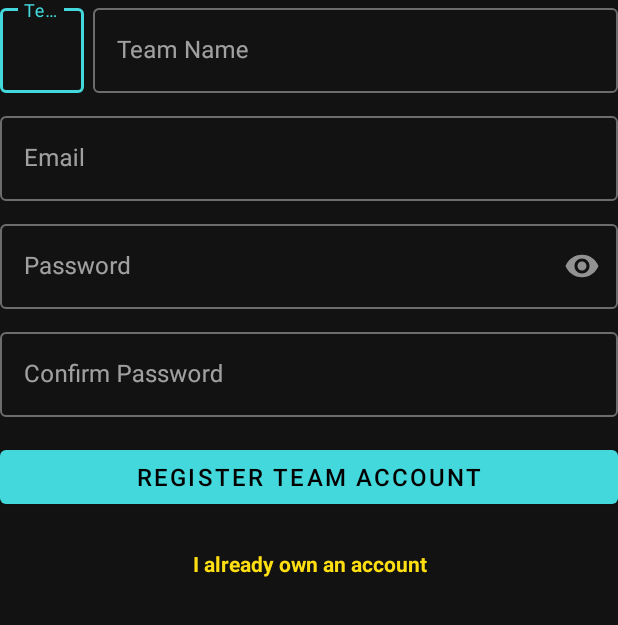
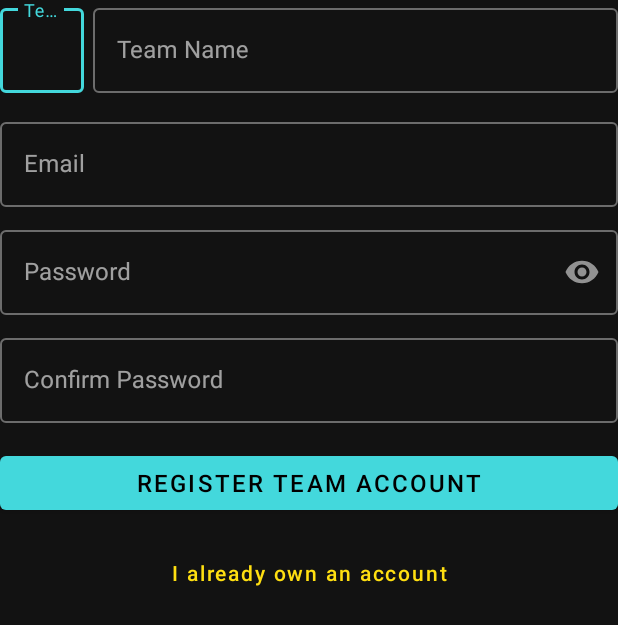
Before and after one commit to gear-maniacs-team/FTC-Scouting, an Android app: the fragment RegisterFragment shown on its own in the app's theme, on a phone screen of 412 x 824 dp. Shown: the top 625 px of the screen. Run offline under Robolectric (Android 15) with nearby library versions, the phone set to English and light mode, and no system bars; 1 statement that could not run was skipped.

Commit message:
Minor tweaks and code changes

```diff
--- a/app/src/main/java/net/gearmaniacs/ftcscouting/ui/fragment/LoginFragment.kt
+++ b/app/src/main/java/net/gearmaniacs/ftcscouting/ui/fragment/LoginFragment.kt
@@ -4,8 +4,8 @@ import android.os.Bundle
 import android.view.View
 import androidx.fragment.app.Fragment
 import kotlinx.android.synthetic.main.fragment_login.view.*
+import net.gearmaniacs.core.extensions.isValidEmail
 import net.gearmaniacs.ftcscouting.R
-import net.gearmaniacs.core.extensions.isValidEmail
 import net.gearmaniacs.ftcscouting.utils.LoginCallback
 
 class LoginFragment : Fragment(R.layout.fragment_login) {
@@ -31,7 +31,7 @@ class LoginFragment : Fragment(R.layout.fragment_login) {
                 loginCallback?.onLogin(email, password)
         }
 
-        view.tv_no_account.setOnClickListener {
+        view.btn_no_account.setOnClickListener {
             loginCallback?.switchFragment()
         }
     }
--- a/app/src/main/java/net/gearmaniacs/ftcscouting/ui/fragment/RegisterFragment.kt
+++ b/app/src/main/java/net/gearmaniacs/ftcscouting/ui/fragment/RegisterFragment.kt
@@ -4,10 +4,10 @@ import android.os.Bundle
 import android.view.View
 import androidx.fragment.app.Fragment
 import kotlinx.android.synthetic.main.fragment_register.view.*
-import net.gearmaniacs.ftcscouting.R
-import net.gearmaniacs.core.model.User
 import net.gearmaniacs.core.extensions.getTextOrEmpty
 import net.gearmaniacs.core.extensions.isValidEmail
+import net.gearmaniacs.core.model.User
+import net.gearmaniacs.ftcscouting.R
 import net.gearmaniacs.ftcscouting.utils.LoginCallback
 
 class RegisterFragment : Fragment(R.layout.fragment_register) {
@@ -54,7 +54,7 @@ class RegisterFragment : Fragment(R.layout.fragment_register) {
             ) loginCallback?.onRegister(User(id.toInt(), name), email, password)
         }
 
-        view.tv_already_own_account.setOnClickListener {
+        view.btn_already_own_account.setOnClickListener {
             loginCallback?.switchFragment()
         }
     }
--- a/app/src/main/java/net/gearmaniacs/ftcscouting/viewmodel/MainViewModel.kt
+++ b/app/src/main/java/net/gearmaniacs/ftcscouting/viewmodel/MainViewModel.kt
@@ -17,7 +17,8 @@ class MainViewModel : ViewModel() {
     var currentUser: User? = null
 
     init {
-        repository.tournamentsCallback = object : FirebaseDatabaseRepositoryCallback<List<Tournament>> {
+        repository.tournamentsCallback =
+            object : FirebaseDatabaseRepositoryCallback<List<Tournament>> {
                 override fun onSuccess(result: List<Tournament>) {
                     tournamentData.value = result
                 }
--- a/app/src/main/res/layout/fragment_register.xml
+++ b/app/src/main/res/layout/fragment_register.xml
@@ -48,7 +48,7 @@
         style="@style/TextInputLayoutTheme"
         android:layout_width="match_parent"
         android:layout_height="wrap_content"
-        android:layout_marginTop="10dp">
+        android:layout_marginTop="@dimen/view_margin">
 
         <com.google.android.material.textfield.TextInputEditText
             android:id="@+id/et_email"
@@ -101,16 +101,14 @@
         android:text="@string/action_register"
         android:textSize="16sp" />
 
-    <TextView
-        android:id="@+id/tv_already_own_account"
-        style="?android:textAppearanceSmall"
+    <Button
+        android:id="@+id/btn_already_own_account"
+        style="@style/Widget.MaterialComponents.Button.TextButton"
         android:layout_width="match_parent"
         android:layout_height="wrap_content"
         android:layout_marginTop="12dp"
-        android:gravity="center_horizontal"
-        android:padding="12dp"
+        android:textAllCaps="false"
         android:text="@string/action_already_own_account"
-        android:textColor="@color/colorAccent"
-        android:textStyle="bold" />
+        android:textColor="@color/colorAccent" />
 
 </LinearLayout>
--- a/tournament/src/main/java/net/gearmaniacs/tournament/repository/TournamentRepository.kt
+++ b/tournament/src/main/java/net/gearmaniacs/tournament/repository/TournamentRepository.kt
@@ -119,9 +119,8 @@ internal class TournamentRepository(private val coroutineScope: CoroutineScope)
         teamSearchJob = coroutineScope.launch(Dispatchers.Default) {
             val pattern = "(?i).*($query).*".toPattern()
 
-            val filteredList = teamList.asSequence()
+            val filteredList = teamList
                 .filter { pattern.matcher(it.name.orEmpty()).matches() }
-                .toList()
 
             launch(Dispatchers.Main) {
                 filteredTeamsData.value = filteredList
--- a/tournament/src/main/java/net/gearmaniacs/tournament/spreadsheet/ExportToSpreadsheet.kt
+++ b/tournament/src/main/java/net/gearmaniacs/tournament/spreadsheet/ExportToSpreadsheet.kt
@@ -110,6 +110,7 @@ class ExportToSpreadsheet {
     @Throws(IOException::class)
     fun saveToFile(file: File) {
         file.parentFile?.mkdirs()
+
         file.outputStream().use {
             workBook.write(it)
         }
```
Also changed, not shown: app/src/main/java/net/gearmaniacs/ftcscouting/repository/MainRepository.kt (+4 -3 lines), app/src/main/res/layout/fragment_login.xml (+5 -7 lines), tournament/src/main/java/net/gearmaniacs/tournament/spreadsheet/ImportFromSpreadsheet.kt (+13 -12 lines), tournament/src/main/java/net/gearmaniacs/tournament/spreadsheet/SpreadsheetFields.kt (+14 -3 lines), tournament/src/main/java/net/gearmaniacs/tournament/viewmodel/TournamentViewModel.kt (+6 -2 lines). Lines whose indentation alone changed are shown as unchanged.
